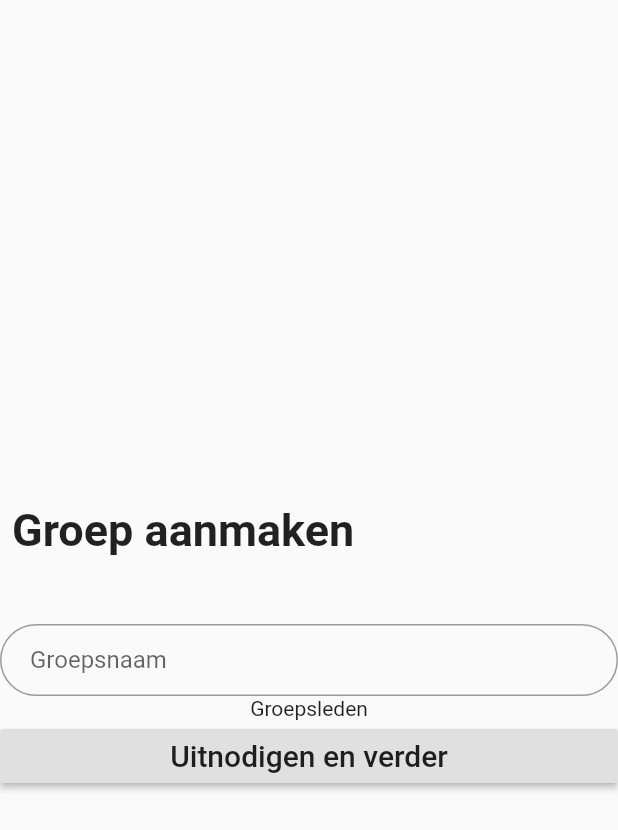
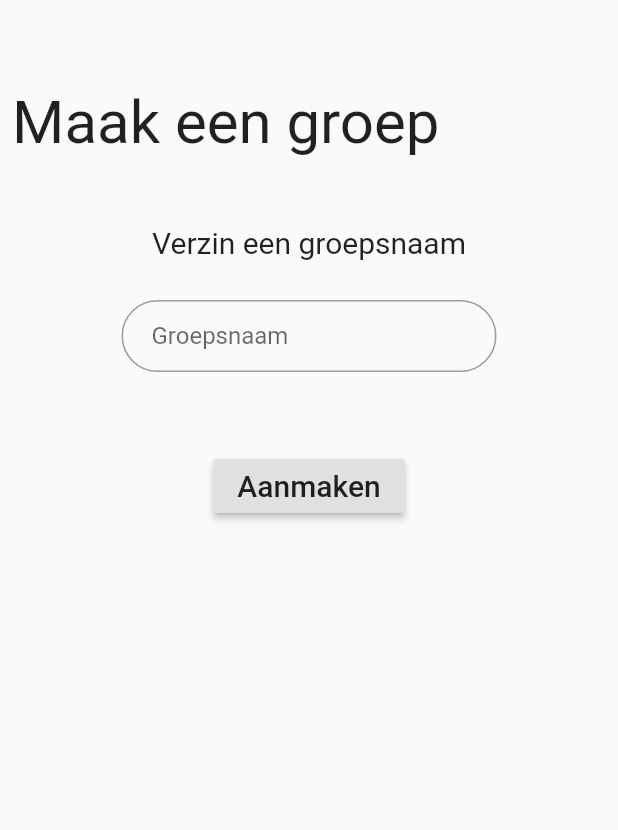
Before and after one commit to GLHolmstroff/ProjectC_Groep_2, a Flutter app: the GroupWidget screen opened directly, after a tap on "Maak een nieuwe groep", on a phone screen of 412 x 824 dp. Shown: the top 830 px of the screen. Run offline on Flutter 3.47's test engine with Material 2 defaults, Android fonts, the phone set to English and light mode, and no system bars; our stand-ins replace firebase_auth, flutter_signin_button, google_sign_in, toast; missing offline and left inert: dart:ffi; accounts and stored records are empty; network calls fail.

Commit message:
layout changed and file name change

```diff
--- a/frontend/huishoudappfrontend/lib/creategroup_widget.dart
+++ b/frontend/huishoudappfrontend/lib/creategroup_widget.dart
@@ -16,7 +16,8 @@ class _Creategroup_widget extends State {
     if (groupname.length > 4) {
       String uid = await Auth().currentUser();
 
-      final response = await get("http://10.0.2.2:8080/createGroup?name=$groupname&uid=$uid");
+      final response = await get(
+          "http://10.0.2.2:8080/createGroup?name=$groupname&uid=$uid");
       if (response.statusCode == 200) {
         print("Succesfully Registered");
       } else {
@@ -28,9 +29,19 @@ class _Creategroup_widget extends State {
   @override
   Widget build(BuildContext context) {
     final titleText = Text(
-      "Groep aanmaken",
+      "Maak een groep",
       textAlign: TextAlign.left,
-      style: TextStyle(fontSize: 30, fontWeight: FontWeight.bold));
+      style: TextStyle(fontSize: 40.0, fontWeight: FontWeight.w400),
+    );
+
+    final explanationText1 = Text(
+      "Verzin een groepsnaam",
+      textAlign: TextAlign.center,
+      style: TextStyle(
+        fontSize: 20.0,
+        // fontWeight: FontWeight.w400
+      ),
+    );
 
     final groupName = TextFormField(
       keyboardType: TextInputType.text,
@@ -49,28 +60,34 @@ class _Creategroup_widget extends State {
 
     final makeGroupButton = RaisedButton(
       onPressed: _makeGroup,
-      child: Text('Uitnodigen en verder', style: TextStyle(fontSize: 20)),
+      child: Text('Aanmaken', style: TextStyle(fontSize: 20)),
     );
 
     return Scaffold(
-        body: Column(
-      mainAxisAlignment: MainAxisAlignment.center,
+      body: Column(
+      mainAxisAlignment: MainAxisAlignment.start,
       crossAxisAlignment: CrossAxisAlignment.stretch,
       children: <Widget>[
         Padding(
-          padding: const EdgeInsets.only(top:40.0, left: 8.0),
+          padding: const EdgeInsets.only(top: 50.0),
           child: Container(
-            height: 80.0,
-            child: titleText,
+            height: 100,
+            child: Padding(
+              padding: const EdgeInsets.all(8.0),
+              child: titleText,
+            ),
           ),
         ),
-        Container(child: groupName),
-        Container(
-          child: groepsledenText,
+        Center(
+          child:
+              Container(width: 250.0, height: 50.0, child: explanationText1),
         ),
-        Container(
+        Center(child: Container(width: 250.0, height: 100.0,child: groupName)),
+        Center(
+        child:Container(
+
           child: makeGroupButton,
-        )
+        ))
       ],
     ));
   }
--- a/frontend/huishoudappfrontend/lib/group_widget.dart
+++ /dev/null
@@ -1,85 +0,0 @@
-import 'package:flutter/material.dart';
-import 'package:flutter/widgets.dart';
-import 'package:huishoudappfrontend/creategroup_widget.dart';
-
-class GroupWidget extends StatefulWidget {
-  static String tag = "group_widget";
-  _GroupWidget createState() => _GroupWidget();
-}
-
-class _GroupWidget extends State<GroupWidget> {
-  void _makeGroup() {
-    Navigator.push(
-        context,
-        MaterialPageRoute(
-          builder: (context) => new Creategroup_widget(),
-        ));
-  }
-
-  @override
-  Widget build(BuildContext context) {
-    final titleText = Text(
-      "U zit nog niet in een groep",
-      textAlign: TextAlign.center,
-    );
-
-    final explanationText = Text(
-      "Maak een groep aan, of accepteer een uitnodiging",
-      textAlign: TextAlign.center,
-    );
-
-    final uitnodigingText = Text(
-      "Uitnodigingen",
-      textAlign: TextAlign.center,
-      style: TextStyle(fontWeight: FontWeight.bold),
-    );
-
-    final makeGroupButton = RaisedButton(
-      onPressed: _makeGroup,
-      child: Text('Maak een nieuwe groep', style: TextStyle(fontSize: 20)),
-    );
-
-    // TODO: implement build
-    return Scaffold(
-      body: Center(
-          child: Column(
-        mainAxisAlignment: MainAxisAlignment.center,
-        children: <Widget>[
-          new Row(
-            mainAxisAlignment: MainAxisAlignment.center,
-            children: <Widget>[
-              Padding(padding: const EdgeInsets.all(20.0), child: titleText)
-            ],
-          ),
-          new Row(
-            mainAxisAlignment: MainAxisAlignment.center,
-            children: <Widget>[
-              Padding(
-                padding: EdgeInsets.all(20.0),
-                child: explanationText,
-              )
-            ],
-          ),
-          new Row(
-            mainAxisAlignment: MainAxisAlignment.center,
-            children: <Widget>[
-              Padding(
-                padding: EdgeInsets.all(20.0),
-                child: uitnodigingText,
-              )
-            ],
-          ),
-          new Row(
-            mainAxisAlignment: MainAxisAlignment.center,
-            children: <Widget>[
-              Padding(
-                padding: EdgeInsets.all(20),
-                child: makeGroupButton,
-              )
-            ],
-          ),
-        ],
-      )),
-    );
-  }
-}
--- /dev/null
+++ b/frontend/huishoudappfrontend/lib/groupsetup_widget.dart
@@ -0,0 +1,115 @@
+import 'package:flutter/material.dart';
+import 'package:flutter/widgets.dart';
+import 'package:huishoudappfrontend/creategroup_widget.dart';
+
+class GroupWidget extends StatefulWidget {
+  static String tag = "group_widget";
+  _GroupWidget createState() => _GroupWidget();
+}
+
+class _GroupWidget extends State<GroupWidget> {
+  void _makeGroup() {
+    Navigator.push(
+        context,
+        MaterialPageRoute(
+          builder: (context) => new Creategroup_widget(),
+        ));
+  }
+
+  void _joinGroup() {
+    Navigator.push(
+        context,
+        MaterialPageRoute(
+          builder: (context) => new Creategroup_widget(),
+        ));
+  }
+
+  @override
+  Widget build(BuildContext context) {
+    final titleText = Text(
+      "Setup",
+      textAlign: TextAlign.left,
+      style: TextStyle(
+        fontSize: 40.0,
+        fontWeight: FontWeight.w400
+        ),
+
+    );
+
+    final explanationText1 = Text(
+      "U zit nog niet in een groep",
+      textAlign: TextAlign.center,
+      style: TextStyle(
+        fontSize: 20.0,
+        // fontWeight: FontWeight.w400
+        ),
+
+    );
+
+     final explanationText2 = Text(
+      "Maak een groep aan of neem deel aan een groep",
+      textAlign: TextAlign.center,
+       style: TextStyle(
+        fontSize: 20.0,
+        ),
+    );
+
+    final uitnodigingText = Text(
+      "Uitnodigingen",
+      textAlign: TextAlign.center,
+      style: TextStyle(fontWeight: FontWeight.w300),
+    );
+
+    final makeGroupButton = RaisedButton(
+      onPressed: _makeGroup,
+      child: Text('Maak een nieuwe groep', style: TextStyle(fontSize: 20)),
+    );
+
+    final joinGroupButton = RaisedButton(
+      onPressed: _joinGroup,
+      child: Text('Neem deel aan een groep', style: TextStyle(fontSize: 20)),
+    );
+
+    // TODO: implement build
+    return Scaffold(
+      body: Column(
+        mainAxisAlignment: MainAxisAlignment.start,
+        crossAxisAlignment: CrossAxisAlignment.stretch,
+        children: <Widget>[
+          Padding(
+            padding: const EdgeInsets.only(top:50.0 ),
+            child: Container(
+              height: 90,
+              child: Padding(
+                padding: const EdgeInsets.all(8.0),
+                child: titleText,
+              ),
+            ),
+          ),
+           Center(
+            child: Container(
+              width: 250.0,
+              height: 100.0,
+              child:explanationText1
+            ),
+          ),
+          Center(
+            child: Container(
+              width: 250.0,
+              height:200,
+              child:explanationText2
+            ),
+          ),
+          Center(
+            child: makeGroupButton
+          ),
+          Center(
+            child: joinGroupButton
+          ),
+
+
+        ],
+
+      ));
+  }
+}
--- a/frontend/huishoudappfrontend/lib/home_widget.dart
+++ b/frontend/huishoudappfrontend/lib/home_widget.dart
@@ -1,5 +1,5 @@
 import 'dart:convert';
-import 'package:huishoudappfrontend/group_widget.dart';
+import 'package:huishoudappfrontend/groupsetup_widget.dart';
 
 import 'Objects.dart';
 import 'page_container.dart';
```
